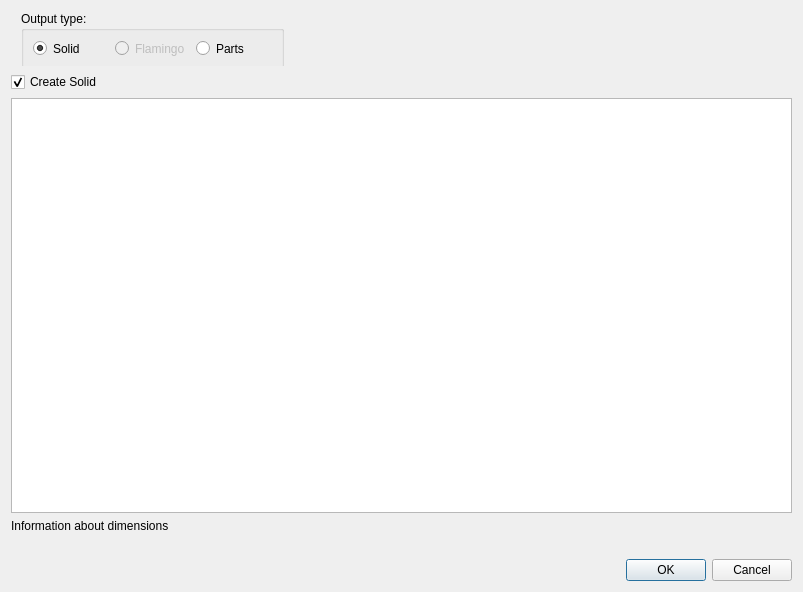
rkrenzler/FreeCAD_Workbench_Starter, file ui/create-part.ui: the form before one commit.
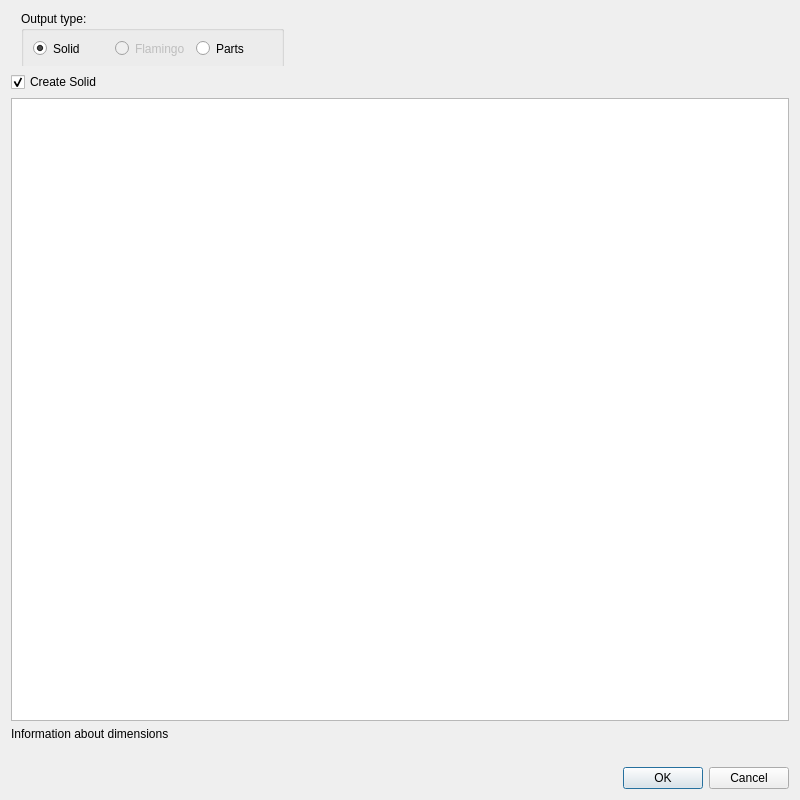
The form after the commit. Icons and pictures are not drawn.

Commit message:
base create coupling dialog on create part dialog
reduced general code.

What changed in the file:
```diff
--- a/ui/create-part.ui
+++ b/ui/create-part.ui
@@ -6,8 +6,8 @@
    <rect>
     <x>0</x>
     <y>0</y>
-    <width>803</width>
-    <height>592</height>
+    <width>800</width>
+    <height>800</height>
    </rect>
   </property>
   <property name="windowTitle">
```
The commit also changes 4 other files.
